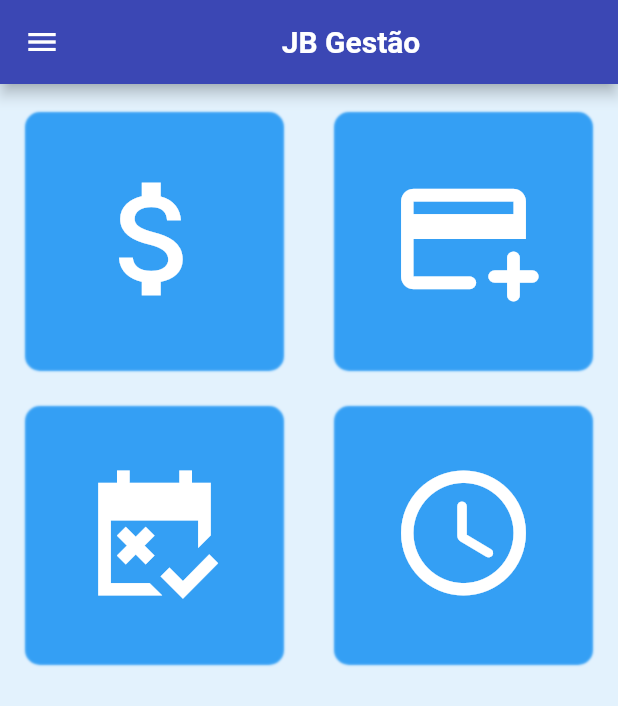
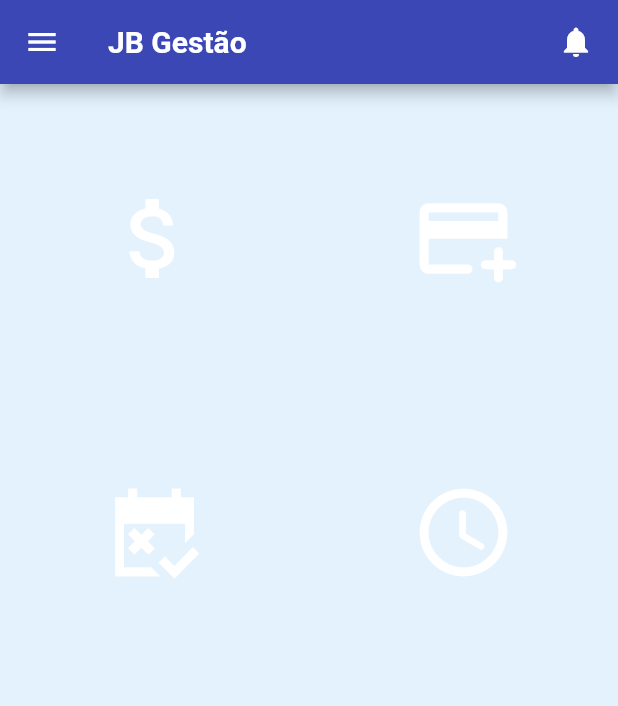
Before and after one commit to DjonatanWillenz/JBGestao, a Flutter app: the Form09601Page screen opened by its route, on a phone screen of 412 x 824 dp. Shown: the top 706 px of the screen. Run offline on Flutter 3.47's test engine with Material 2 defaults, Android fonts, the phone set to English and light mode, and no system bars; our stand-ins replace animated_splash_screen, dio, flutter_svg, get, page_transition, shared_preferences; missing offline and left inert: syncfusion_flutter_pdfviewer; accounts and stored records are empty; project files that could hold a hidden picture were left out; key blocks and very long unbroken strings in the code were emptied for the run.

Commit message:
correções

```diff
--- a/lib/app/data/providers/usuario.provider.dart
+++ b/lib/app/data/providers/usuario.provider.dart
@@ -31,7 +31,7 @@ class UsuarioApiClient {
     try {
       final response = await JBHttp()
           .getInstancia()
-          .post('$baseUrlApp/logout', Map<String, dynamic>());
+          .post('$baseUrlApp/logout', <String, dynamic>{});
       return response.statusCode == 201 ? response.data : null;
     } catch (e) {}
   }
--- a/lib/app/global/components/card.dart
+++ b/lib/app/global/components/card.dart
@@ -15,20 +15,21 @@ class JBCard extends StatelessWidget {
       onTap: () => Get.toNamed(rota!),
       child: Container(
         decoration: BoxDecoration(
-            color: ThemeData().cardTheme.color,
-            borderRadius: BorderRadius.circular(10),
-            boxShadow: [
-              BoxShadow(
-                offset: const Offset(0, 2),
-                color: Theme.of(context).primaryColor.withOpacity(.9),
-                spreadRadius: 3,
-                blurRadius: 0.5,
-              )
-            ]),
+          color: ThemeData().cardTheme.color,
+          //     borderRadius: BorderRadius.circular(10),
+          //     boxShadow: [
+          //       BoxShadow(
+          //         offset: const Offset(0, 2),
+          //         color: Theme.of(context).primaryColor.withOpacity(.9),
+          //         spreadRadius: 3,
+          //         blurRadius: 0.5,
+          //       )
+          //     ]
+        ),
         child: Icon(
           icon,
           color: Colors.white,
-          size: 100,
+          size: 70,
         ),
       ),
     );
--- a/lib/app/global/components/drawer.dart
+++ b/lib/app/global/components/drawer.dart
@@ -15,13 +15,13 @@ class MenuModel {
 class JBDrawer extends StatefulWidget {
   final GlobalKey<ScaffoldState> scaffoldKey;
 
-  const JBDrawer({super.key, required this.scaffoldKey});
+ const JBDrawer({super.key, required this.scaffoldKey});
 
   @override
-  _MenuState createState() => _MenuState();
+  State<JBDrawer> createState() => _JBDrawerState();
 }
 
-class _MenuState extends State<JBDrawer> {
+class _JBDrawerState extends State<JBDrawer> {
   List<MenuModel> menu = [
     MenuModel(
       icon: 'assets/icons/Dashboard.svg',
--- a/lib/app/modules/form09601/Form09601.page.dart
+++ b/lib/app/modules/form09601/Form09601.page.dart
@@ -18,7 +18,13 @@ class Form09601Page extends GetView<Form09601Controller> {
     return Scaffold(
       backgroundColor: Colors.blue[50],
       appBar: AppBar(
-        title: const JBText(text: "JB Gestão"),
+        title: const Row(
+          mainAxisAlignment: MainAxisAlignment.spaceBetween,
+          children: [
+            JBText(text: "JB Gestão"),
+            Icon(Icons.notifications),
+          ],
+        ),
       ),
       drawer: JBDrawer(scaffoldKey: _scaffoldKey),
       key: _scaffoldKey,
@@ -37,22 +43,18 @@ class Form09601Page extends GetView<Form09601Controller> {
   List<JBCard> cards() {
     return [
       JBCard(
-        color: Colors.green,
         rota: AppRoutes.recibos,
         icon: Icons.attach_money,
       ),
       JBCard(
-        color: Colors.green,
         rota: AppRoutes.informes,
         icon: Icons.add_card_rounded,
       ),
       JBCard(
-        color: Colors.green,
         rota: AppRoutes.ferias,
         icon: Icons.free_cancellation_sharp,
       ),
       JBCard(
-        color: Colors.green,
         rota: AppRoutes.ponto,
         icon: Icons.access_time_rounded,
       ),
--- a/lib/app/modules/form09604/form09604.controller.dart
+++ b/lib/app/modules/form09604/form09604.controller.dart
@@ -6,7 +6,10 @@ class Form09604Controller extends GetxController {
     List<JBListTile> response = [];
 
     response.add(
-      const JBListTile(title: "Text"),
+      const JBListTile(
+        title: "Text",
+        subtitle: "",
+      ),
     );
     return response;
   }
--- a/lib/main.dart
+++ b/lib/main.dart
@@ -24,7 +24,7 @@ void main() {
           buttonColor: Colors.green,
         ),
         cardTheme: const CardTheme(
-          color: Colors.blue,
+          color: Color.fromARGB(255, 8, 115, 202),
         ),
       ),
       initialRoute: AppRoutes.carregamento,
--- a/pubspec.yaml
+++ b/pubspec.yaml
@@ -17,8 +17,8 @@ dependencies:
   animated_splash_screen: ^1.3.0
   timeline_tile: ^2.0.0
   dio: ^5.3.3
-  pdf_render: ^1.3.1
   path_provider: ^2.1.1
+  syncfusion_flutter_pdfviewer: ^23.1.41
 
 dev_dependencies:
   flutter_test:
```
Also changed, not shown: lib/app/global/components/list.title.dart (+7 -12 lines), lib/app/global/components/pdf.view.dart (+31 -31 lines), lib/app/modules/form09602/form09602.controller.dart (+17 -4 lines), lib/app/modules/form09602/form09602.page.dart (+5 -2 lines), pubspec.lock, 5 other files.
